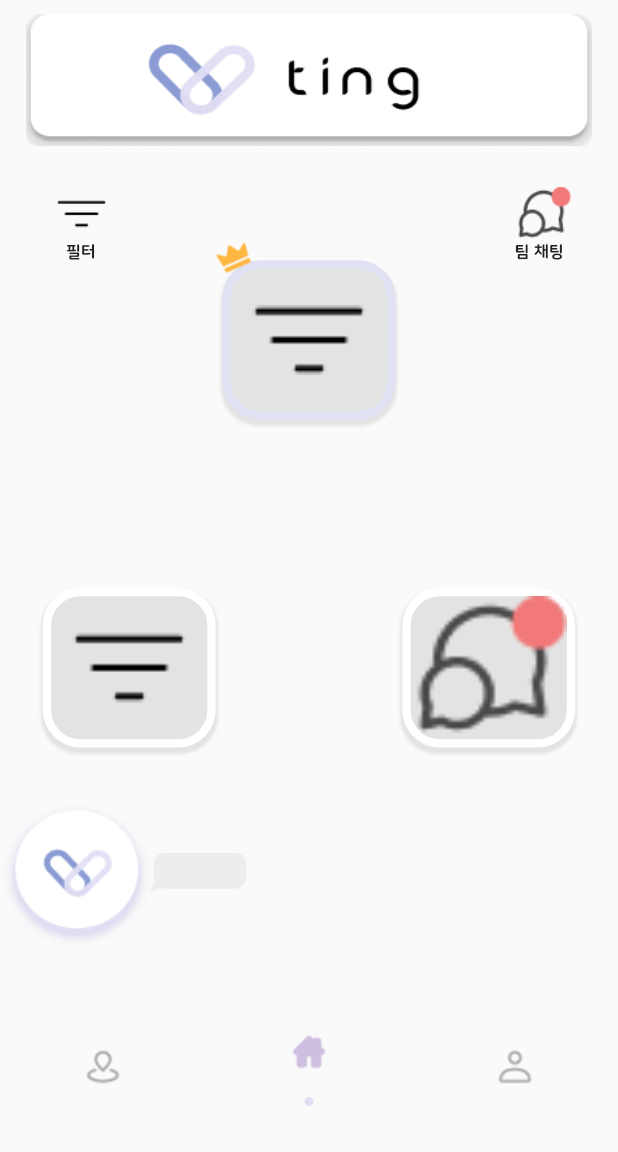
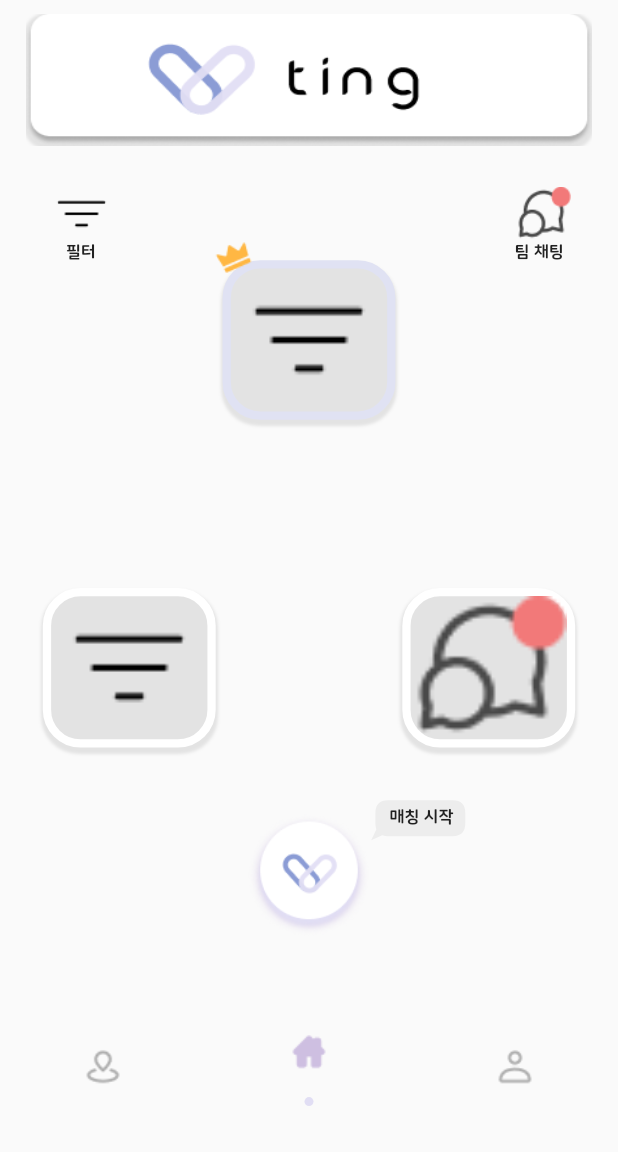
Before and after one commit to hunsy9/Ting-Front-Flutter, a Flutter app: the screen it shows after launch, on a phone screen of 412 x 824 dp, the part 84-1236 px from its top. Run offline on Flutter 3.47's test engine with Material 2 defaults, Android fonts, the phone set to English and light mode, and no system bars; drawn by our look-alikes of carousel_slider; our stand-ins replace bubble, connectivity_plus, flutter_screenutil, get, lottie, page_transition and 1 more; missing offline and left inert: kakao_flutter_sdk, kakao_flutter_sdk_common.

Commit message:
<홈화면 기본구성>
- 프로필 GestureDetector 구현 필요

- GetX 안 서버에서 데이터 받아오는 부분 구현 필요

```diff
--- a/lib/main.dart
+++ b/lib/main.dart
@@ -90,6 +90,7 @@ class _MyAppState extends State<MyApp>{
             );
           },
         );
-        });
+        }
+      );
   }
 }
--- a/lib/screens/home/controller/MainButtonController.dart
+++ b/lib/screens/home/controller/MainButtonController.dart
@@ -3,7 +3,7 @@ import 'package:flutter/material.dart';
 import 'package:get/get_connect/http/src/utils/utils.dart';
 
 class MainButtonController extends GetxController {
-  RxString state = ''.obs;
+  RxString? state = ''.obs;
   RxBool bounce = false.obs;
 
   @override
--- a/lib/screens/home/home.dart
+++ b/lib/screens/home/home.dart
@@ -10,6 +10,7 @@ import 'package:ting_flutter/components/homeAppbar.dart';
 import 'package:ting_flutter/named_routing/config.dart';
 import 'package:carousel_slider/carousel_slider.dart';
 import 'package:get/get.dart';
+import 'package:ting_flutter/screens/home/controller/MainButtonController.dart';
 import 'package:ting_flutter/screens/home/controller/ProfileController.dart';
 
 const String my_profile_image =
@@ -218,23 +219,32 @@ class _HomeState extends State<Home> {
               child: Row(
                 children: [
                   // 버튼
-                  Image.asset(
-                    'assets/images/home/mainbutton.png',
-                    width: 120.h,
-                    height: 120.h,
-                    fit: BoxFit.fill,
+                  Spacer(
+                    flex: 183,
                   ),
-                  // 버튼
 
-                  // 말풍선
-                  Container(
-                    height: 35.h,
-                    width: 67.w,
-                    child: CustomPaint(
-                      painter: BubblePainter(),
+                  Flexible(
+                    flex: 90,
+                    child: Image.asset(
+                      'assets/images/home/mainbutton.png',
+                      width: 120.h,
+                      height: 120.h,
                     ),
                   ),
-                  // 말풍선
+
+                  // 버튼
+                  Spacer(flex: 4,),
+                  // => 말풍선
+                  Flexible(
+                    flex: 67,
+                    child: TextBubble(),
+                  ),
+
+                  // <= 말풍선
+
+                  Spacer(
+                    flex: 112,
+                  ),
                 ],
               ),
             ),
@@ -309,6 +319,7 @@ class HomeProfile extends StatelessWidget {
     }));
   }
 }
+// <= 프로필 위젯
 
 class Point {
   Point({required this.x, required this.y});
@@ -364,3 +375,34 @@ class BubblePainter extends CustomPainter {
     return false;
   }
 }
+
+class TextBubble extends StatelessWidget {
+
+  final mainButtonController = Get.put(MainButtonController());
+  @override
+  Widget build(BuildContext context) {
+    return GetX<MainButtonController>(builder: ((controller) {
+      return Stack(
+        clipBehavior: Clip.none,
+        children: [
+          Positioned(
+            top: -1.h,
+            child: Container(
+              width: 65.w,
+              height: 35.h,
+              child: CustomPaint(
+                painter: BubblePainter(),
+              ),
+            ),
+          ),
+
+          Positioned(
+            top: 4.h,
+            left: 11.h,
+            child: basicText(text: controller.state.toString(), fontSize: 11.0,)
+          ),
+        ]
+      );
+    }));
+  }
+}
```
